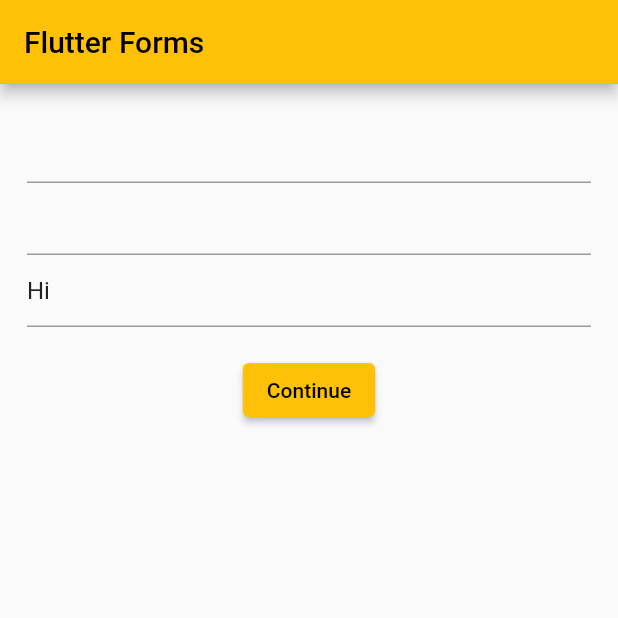
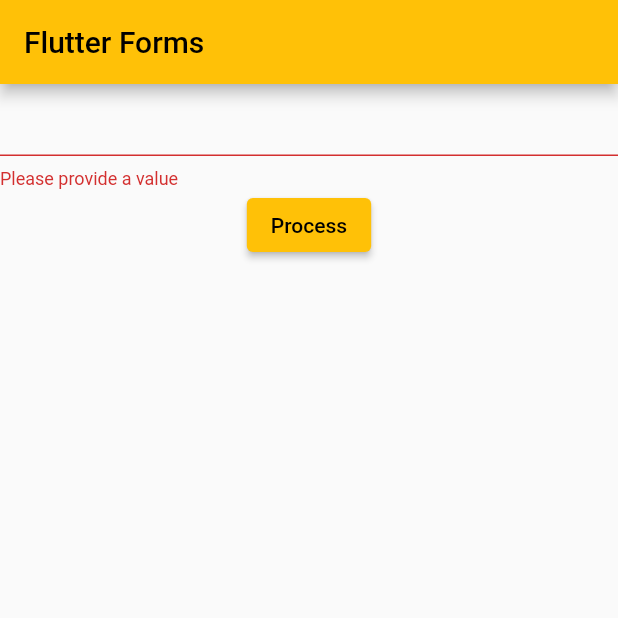
Before and after one commit to ozgursarikamis/flutter_forms, a Flutter app: the screen it shows after launch, on a phone screen of 412 x 824 dp, the top half of it. Run offline on Flutter 3.47's test engine with Material 2 defaults, Android fonts, the phone set to English and light mode, and no system bars.

Commit message:
Validating Form

```diff
--- a/lib/main.dart
+++ b/lib/main.dart
@@ -1,5 +1,5 @@
 import 'package:flutter/material.dart';
-import 'package:flutter_forms/widgets/basic_form.dart';
+import 'package:flutter_forms/widgets/validating_form.dart';
 
 void main() {
   runApp(const MyApp());
@@ -20,7 +20,7 @@ class MyApp extends StatelessWidget {
               title: const Text('Flutter Forms'),
             ),
             body: const Center(
-              child: BasicForm(),
+              child: ValidatingForm(),
             )));
   }
 }
--- /dev/null
+++ b/lib/widgets/validating_form.dart
@@ -0,0 +1,43 @@
+import 'package:flutter/material.dart';
+
+class ValidatingForm extends StatefulWidget {
+  const ValidatingForm({Key? key}) : super(key: key);
+
+  @override
+  _ValidatingFormState createState() => _ValidatingFormState();
+}
+
+class _ValidatingFormState extends State<ValidatingForm> {
+  var formKey = GlobalKey<FormState>();
+
+  @override
+  Widget build(BuildContext context) {
+    return Container(
+      child: Column(
+        children: [
+          Form(
+            key: formKey,
+            autovalidateMode: AutovalidateMode.always,
+            child: TextFormField(
+              initialValue: "",
+              validator: (String? value) {
+                print("Validator called: $value");
+                if (value!.isEmpty) {
+                  return "Please provide a value";
+                } else {
+                  return null;
+                }
+              },
+              autovalidateMode: AutovalidateMode.onUserInteraction,
+            ),
+          ),
+          ElevatedButton(
+              onPressed: () {
+                formKey.currentState?.validate();
+              },
+              child: const Text("Process"))
+        ],
+      ),
+    );
+  }
+}
```
